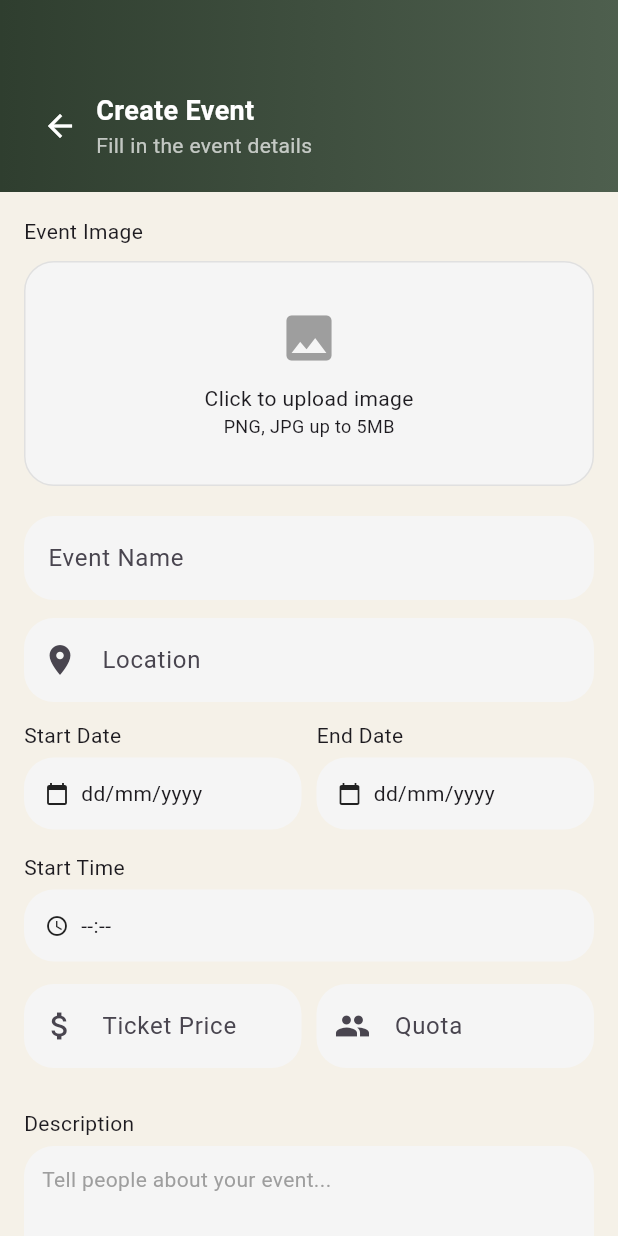
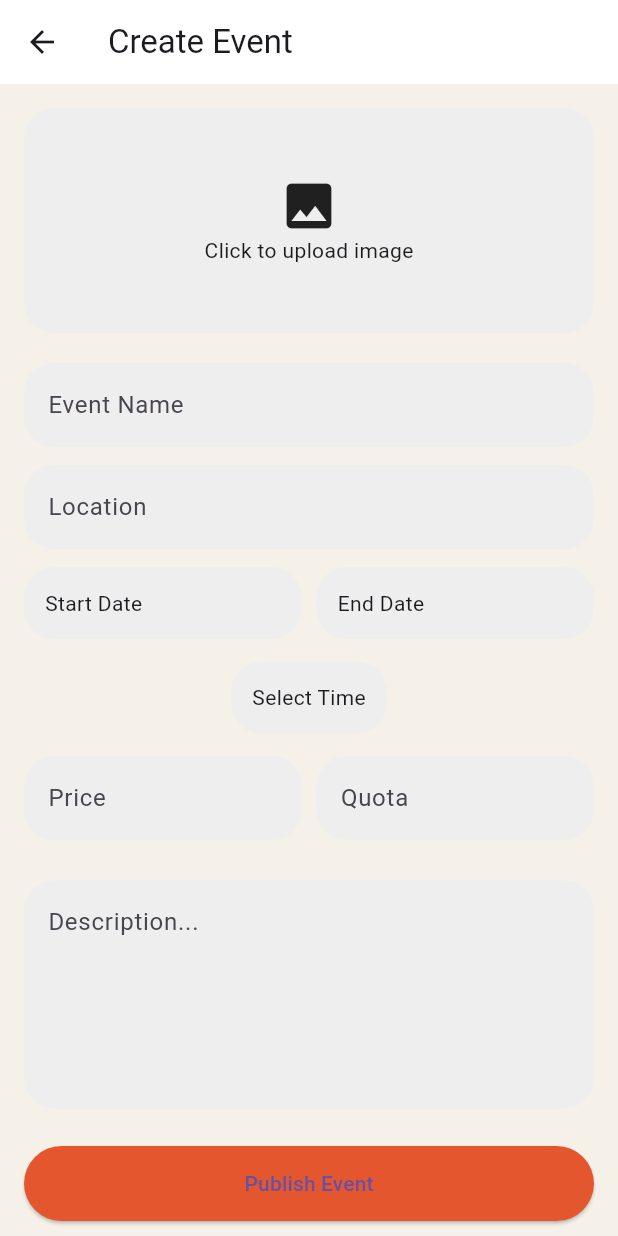
Before and after one commit to goodman97/finalprojectmobile, a Flutter app: the CreateEventScreen screen opened directly, on a phone screen of 412 x 824 dp. Run offline on Flutter 3.47's test engine with Material 3 defaults, Android fonts, the phone set to English and light mode, and no system bars; our stand-ins replace device_preview, file_picker, flutter_secure_storage, image_picker, jwt_decoder, local_auth; missing offline and left inert: dart:html, mobile_scanner; accounts and stored records are empty.

Commit message:
add event

```diff
--- a/lib/features/auth/screens/eo/eo_form_event.dart
+++ b/lib/features/auth/screens/eo/eo_form_event.dart
@@ -1,4 +1,9 @@
 import 'package:flutter/material.dart';
+import 'dart:io';
+import 'dart:typed_data';
+import 'package:image_picker/image_picker.dart';
+import 'package:flutter/foundation.dart';
+import 'package:finalproject/services/event_service.dart';
 
 class CreateEventScreen extends StatefulWidget {
   const CreateEventScreen({super.key});
@@ -12,91 +17,93 @@ class _CreateEventScreenState extends State<CreateEventScreen> {
   DateTime? endDate;
   TimeOfDay? startTime;
 
+  final nameController = TextEditingController();
+  final locationController = TextEditingController();
+  final priceController = TextEditingController();
+  final quotaController = TextEditingController();
+  final descController = TextEditingController();
+
+  File? imageFile;
+  Uint8List? webImage;
+
+  final picker = ImagePicker();
+
+  Future pickImage() async {
+    final picked = await picker.pickImage(source: ImageSource.gallery);
+
+    if (picked != null) {
+      if (kIsWeb) {
+        final bytes = await picked.readAsBytes();
+        setState(() {
+          webImage = bytes;
+        });
+      } else {
+        setState(() {
+          imageFile = File(picked.path);
+        });
+      }
+    }
+  }
+
+  String formatDateTime(DateTime date, TimeOfDay time) {
+    final dt = DateTime(
+      date.year,
+      date.month,
+      date.day,
+      time.hour,
+      time.minute,
+    );
+    return dt.toIso8601String();
+  }
+
   @override
   Widget build(BuildContext context) {
     return Scaffold(
       backgroundColor: const Color(0xFFF5F1E8),
+      appBar: AppBar(
+        title: const Text("Create Event"),
+        backgroundColor: Colors.white,
+      ),
       body: SingleChildScrollView(
+        padding: const EdgeInsets.all(16),
         child: Column(
           children: [
 
-            /// 🔥 HEADER
-            Container(
-              width: double.infinity,
-              padding: const EdgeInsets.fromLTRB(16, 60, 16, 20),
-              decoration: const BoxDecoration(
-                gradient: LinearGradient(
-                  colors: [Color(0xFF2F3E2F), Color(0xFF4E5F4E)],
-                ),
-              ),
-              child: Row(
-                children: [
-                  IconButton(
-                    icon: const Icon(Icons.arrow_back, color: Colors.white),
-                    onPressed: () => Navigator.pop(context),
-                  ),
-                  Column(
-                    crossAxisAlignment: CrossAxisAlignment.start,
-                    children: const [
-                      Text(
-                        "Create Event",
-                        style: TextStyle(
-                            color: Colors.white,
-                            fontSize: 18,
-                            fontWeight: FontWeight.bold),
-                      ),
-                      Text(
-                        "Fill in the event details",
-                        style: TextStyle(color: Colors.white70),
-                      )
-                    ],
-                  )
-                ],
-              ),
-            ),
-
-            /// 🔥 BODY
-            Padding(
-              padding: const EdgeInsets.all(16),
-              child: Column(
-                crossAxisAlignment: CrossAxisAlignment.start,
-                children: [
-
-                  /// IMAGE UPLOAD
-                  const Text("Event Image"),
-                  const SizedBox(height: 10),
-                  Container(
+            /// IMAGE
+            GestureDetector(
+              onTap: pickImage,
+              child: Container(
                 height: 150,
                 width: double.infinity,
                 decoration: BoxDecoration(
-                      color: Colors.grey[100],
+                  color: Colors.grey[200],
                   borderRadius: BorderRadius.circular(20),
-                      border: Border.all(
-                        color: Colors.grey.shade300,
-                        style: BorderStyle.solid,
                 ),
-                    ),
-                    child: Column(
+                child: webImage != null
+                    ? ClipRRect(
+                        borderRadius: BorderRadius.circular(20),
+                        child: Image.memory(webImage!, fit: BoxFit.cover),
+                      )
+                    : imageFile != null
+                        ? ClipRRect(
+                            borderRadius: BorderRadius.circular(20),
+                            child: Image.file(imageFile!, fit: BoxFit.cover),
+                          )
+                        : Column(
                             mainAxisAlignment: MainAxisAlignment.center,
                             children: const [
-                        Icon(Icons.image, size: 40, color: Colors.grey),
-                        SizedBox(height: 10),
+                              Icon(Icons.image, size: 40),
                               Text("Click to upload image"),
-                        Text("PNG, JPG up to 5MB",
-                            style: TextStyle(fontSize: 12))
                             ],
+                          ),
               ),
             ),
 
             const SizedBox(height: 20),
 
-                  /// EVENT NAME
-                  _field("Event Name"),
+            _field("Event Name", controller: nameController),
+            _field("Location", controller: locationController),
 
-                  /// LOCATION
-                  _field("Location", icon: Icons.location_on),
-
-                  /// DATE ROW
             Row(
               children: [
                 Expanded(child: _dateField("Start Date", startDate, (d) {
@@ -111,96 +118,95 @@ class _CreateEventScreenState extends State<CreateEventScreen> {
 
             const SizedBox(height: 15),
 
-                  /// TIME
             _timeField(),
 
             const SizedBox(height: 15),
 
-                  /// PRICE & QUOTA
             Row(
               children: [
-                      Expanded(child: _field("Ticket Price", icon: Icons.attach_money)),
+                Expanded(child: _field("Price", controller: priceController)),
                 const SizedBox(width: 10),
-                      Expanded(child: _field("Quota", icon: Icons.people)),
+                Expanded(child: _field("Quota", controller: quotaController)),
               ],
             ),
 
             const SizedBox(height: 15),
 
-                  /// DESCRIPTION
-                  const Text("Description"),
-                  const SizedBox(height: 5),
-                  Container(
-                    height: 120,
-                    padding: const EdgeInsets.all(12),
-                    decoration: BoxDecoration(
-                      color: Colors.grey[100],
+            TextField(
+              controller: descController,
+              maxLines: 5,
+              decoration: InputDecoration(
+                hintText: "Description...",
+                filled: true,
+                fillColor: Colors.grey[200],
+                border: OutlineInputBorder(
                   borderRadius: BorderRadius.circular(20),
-                    ),
-                    child: const Align(
-                      alignment: Alignment.topLeft,
-                      child: Text(
-                        "Tell people about your event...",
-                        style: TextStyle(color: Colors.grey),
+                  borderSide: BorderSide.none,
                 ),
               ),
             ),
 
             const SizedBox(height: 25),
 
-                  /// 🔥 PUBLISH BUTTON
-                  SizedBox(
-                    width: double.infinity,
-                    child: ElevatedButton(
-                      onPressed: () {
+            ElevatedButton(
+              onPressed: () async {
+                try {
+                  if (startDate == null || endDate == null || startTime == null) {
+                    ScaffoldMessenger.of(context).showSnackBar(
+                      const SnackBar(content: Text("Lengkapi tanggal & waktu")),
+                    );
+                    return;
+                  }
+
+                  final start = formatDateTime(startDate!, startTime!);
+                  final end = formatDateTime(endDate!, startTime!);
+
+                  await EventService.createEvent(
+                    name: nameController.text,
+                    location: locationController.text,
+                    description: descController.text,
+                    startDate: start,
+                    endDate: end,
+                    price: priceController.text,
+                    quota: quotaController.text,
+                    image: imageFile,
+                    webImage: webImage,
+                  );
+
+                  ScaffoldMessenger.of(context).showSnackBar(
+                    const SnackBar(content: Text("Event berhasil dibuat")),
+                  );
+
                   Navigator.pop(context, true);
+                } catch (e) {
+                  print("ERROR: $e");
+
+                  ScaffoldMessenger.of(context).showSnackBar(
+                    const SnackBar(content: Text("Gagal membuat event")),
+                  );
+                }
               },
               style: ElevatedButton.styleFrom(
                 backgroundColor: const Color(0xFFE4572E),
-                        padding: const EdgeInsets.all(16),
-                        shape: RoundedRectangleBorder(
-                          borderRadius: BorderRadius.circular(20),
-                        ),
+                minimumSize: const Size(double.infinity, 50),
               ),
               child: const Text("Publish Event"),
             ),
-                  ),
-
-                  const SizedBox(height: 10),
-
-                  /// CANCEL BUTTON
-                  SizedBox(
-                    width: double.infinity,
-                    child: OutlinedButton(
-                      onPressed: () => Navigator.pop(context),
-                      style: OutlinedButton.styleFrom(
-                        padding: const EdgeInsets.all(16),
-                        shape: RoundedRectangleBorder(
-                          borderRadius: BorderRadius.circular(20),
-                        ),
-                      ),
-                      child: const Text("Cancel"),
-                    ),
-                  ),
-                ],
-              ),
-            )
           ],
         ),
       ),
     );
   }
 
-  /// 🔹 INPUT FIELD
-  Widget _field(String hint, {IconData? icon}) {
+  Widget _field(String hint, {TextEditingController? controller}) {
     return Padding(
       padding: const EdgeInsets.only(bottom: 12),
       child: TextField(
+        controller: controller,
         decoration: InputDecoration(
           hintText: hint,
-          prefixIcon: icon != null ? Icon(icon) : null,
           filled: true,
-          fillColor: Colors.grey[100],
+          fillColor: Colors.grey[200],
           border: OutlineInputBorder(
             borderRadius: BorderRadius.circular(20),
             borderSide: BorderSide.none,
@@ -210,14 +216,8 @@ class _CreateEventScreenState extends State<CreateEventScreen> {
     );
   }
 
-  /// 🔹 DATE FIELD
   Widget _dateField(String label, DateTime? value, Function(DateTime) onPick) {
-    return Column(
-      crossAxisAlignment: CrossAxisAlignment.start,
-      children: [
-        Text(label),
-        const SizedBox(height: 5),
-        GestureDetector(
+    return GestureDetector(
       onTap: () async {
         final picked = await showDatePicker(
           context: context,
@@ -230,32 +230,20 @@ class _CreateEventScreenState extends State<CreateEventScreen> {
       child: Container(
         padding: const EdgeInsets.all(14),
         decoration: BoxDecoration(
-              color: Colors.grey[100],
+          color: Colors.grey[200],
           borderRadius: BorderRadius.circular(20),
         ),
-            child: Row(
-              children: [
-                const Icon(Icons.calendar_today, size: 16),
-                const SizedBox(width: 8),
-                Text(value == null
-                    ? "dd/mm/yyyy"
-                    : "${value.day}/${value.month}/${value.year}")
-              ],
+        child: Text(
+          value == null
+              ? label
+              : "${value.day}/${value.month}/${value.year}",
         ),
       ),
-        ),
-      ],
     );
   }
 
-  /// 🔹 TIME FIELD
   Widget _timeField() {
-    return Column(
-      crossAxisAlignment: CrossAxisAlignment.start,
-      children: [
-        const Text("Start Time"),
-        const SizedBox(height: 5),
-        GestureDetector(
+    return GestureDetector(
       onTap: () async {
         final picked = await showTimePicker(
           context: context,
@@ -268,21 +256,13 @@ class _CreateEventScreenState extends State<CreateEventScreen> {
       child: Container(
         padding: const EdgeInsets.all(14),
         decoration: BoxDecoration(
-              color: Colors.grey[100],
+          color: Colors.grey[200],
           borderRadius: BorderRadius.circular(20),
         ),
-            child: Row(
-              children: [
-                const Icon(Icons.access_time, size: 16),
-                const SizedBox(width: 8),
-                Text(startTime == null
-                    ? "--:--"
-                    : startTime!.format(context))
-              ],
+        child: Text(
+          startTime == null ? "Select Time" : startTime!.format(context),
         ),
       ),
-        ),
-      ],
     );
   }
 }
--- a/pubspec.yaml
+++ b/pubspec.yaml
@@ -13,7 +13,7 @@ dependencies:
   http: ^1.6.0
   shared_preferences: ^2.5.5
   mobile_scanner: ^7.2.0
-  image_picker: ^1.2.1
+  image_picker: ^1.2.2
 
   file_picker: ^8.0.0
   local_auth: ^2.1.6
```
Also changed, not shown: lib/features/auth/screens/user/homescreen.dart (+50 -25 lines), lib/services/event_service.dart (+92 -2 lines), gelatix-backend/uploads/events/1777567718681.jpg (added), gelatix-backend/uploads/profiles/1777349798420.jpg (added), gelatix-backend/uploads/profiles/1777349818754.jpg (added), gelatix-backend/uploads/profiles/1777353028477.jpg (added), gelatix-backend/uploads/profiles/1777395986606.jpg (added), gelatix-backend/uploads/profiles/1777479348868.jpg (added), gelatix-backend/uploads/profiles/1777545344528.jpg (added), gelatix-backend/uploads/profiles/1777546158243.jpg (added), gelatix-backend/uploads/profiles/1777546159384.jpg (added), gelatix-backend/uploads/profiles/1777546263064.jpg (added), gelatix-backend/uploads/profiles/1777548307455.jpg (added), pubspec.lock, 4 other files. Lines whose indentation alone changed are shown as unchanged.
